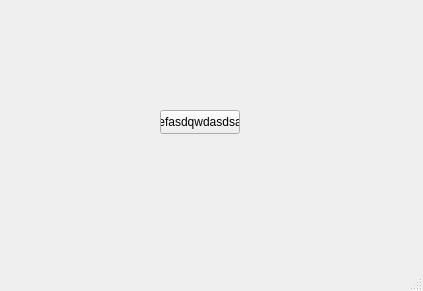
Before: the Qt Designer form mainwindow.ui in tonylin0826/ModbusMasterTool, drawn with Qt 5.
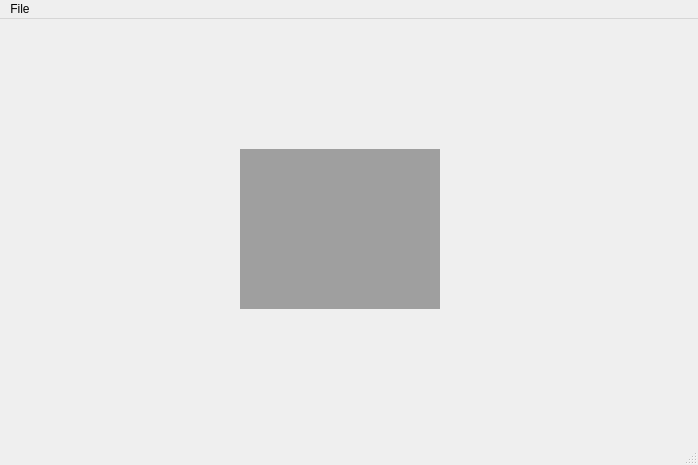
After: the same form once the commit is applied.

Commit message: feat(mainwindow): add mdi area resize and a sub window

What changed in the file:
```diff
--- a/mainwindow.ui
+++ b/mainwindow.ui
@@ -6,26 +6,23 @@
    <rect>
     <x>0</x>
     <y>0</y>
-    <width>423</width>
-    <height>291</height>
+    <width>698</width>
+    <height>465</height>
    </rect>
   </property>
   <property name="windowTitle">
    <string>MainWindow</string>
   </property>
   <widget class="QWidget" name="centralwidget">
-   <widget class="QPushButton" name="pushButton">
+   <widget class="QMdiArea" name="mdiArea">
     <property name="geometry">
      <rect>
-      <x>160</x>
-      <y>110</y>
-      <width>80</width>
-      <height>24</height>
+      <x>240</x>
+      <y>130</y>
+      <width>200</width>
+      <height>160</height>
      </rect>
     </property>
-    <property name="text">
-     <string>efasdqwdasdsa</string>
-    </property>
    </widget>
   </widget>
   <widget class="QMenuBar" name="menubar">
@@ -33,12 +30,25 @@
     <rect>
      <x>0</x>
      <y>0</y>
-     <width>423</width>
+     <width>698</width>
      <height>22</height>
     </rect>
    </property>
+   <widget class="QMenu" name="menuFile">
+    <property name="title">
+     <string>File</string>
+    </property>
+   </widget>
+   <addaction name="menuFile"/>
   </widget>
-  <widget class="QStatusBar" name="statusbar"/>
+  <widget class="QStatusBar" name="statusbar">
+   <property name="minimumSize">
+    <size>
+     <width>0</width>
+     <height>22</height>
+    </size>
+   </property>
+  </widget>
  </widget>
  <resources/>
  <connections/>
```
The commit also changes 5 other files.
